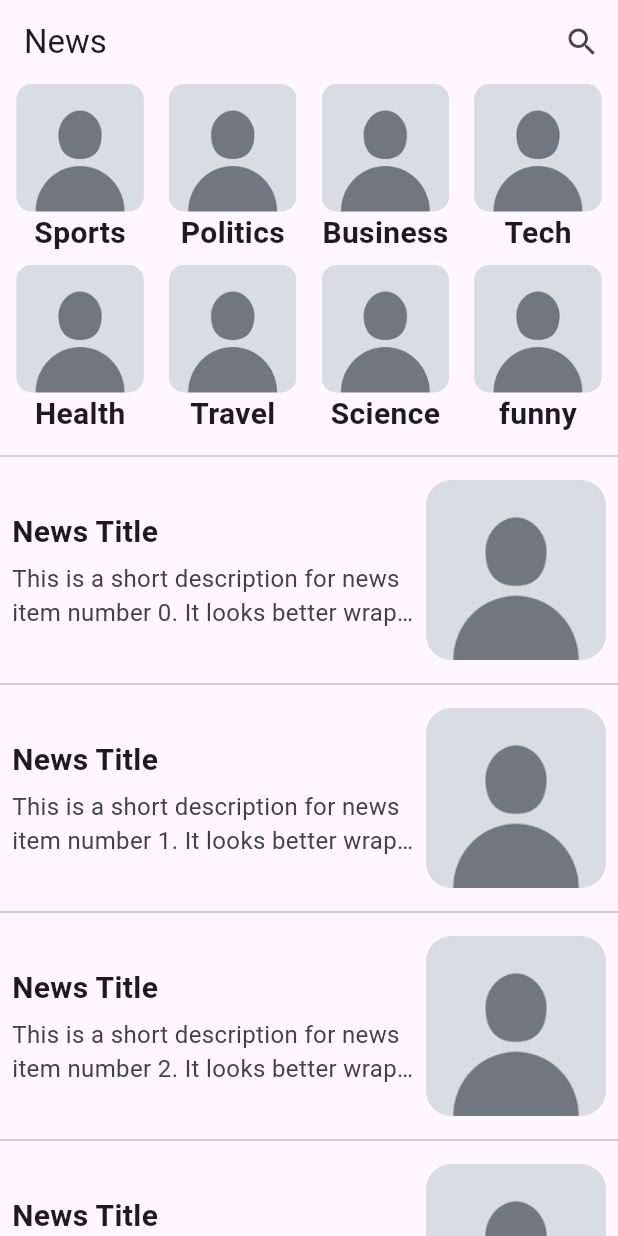
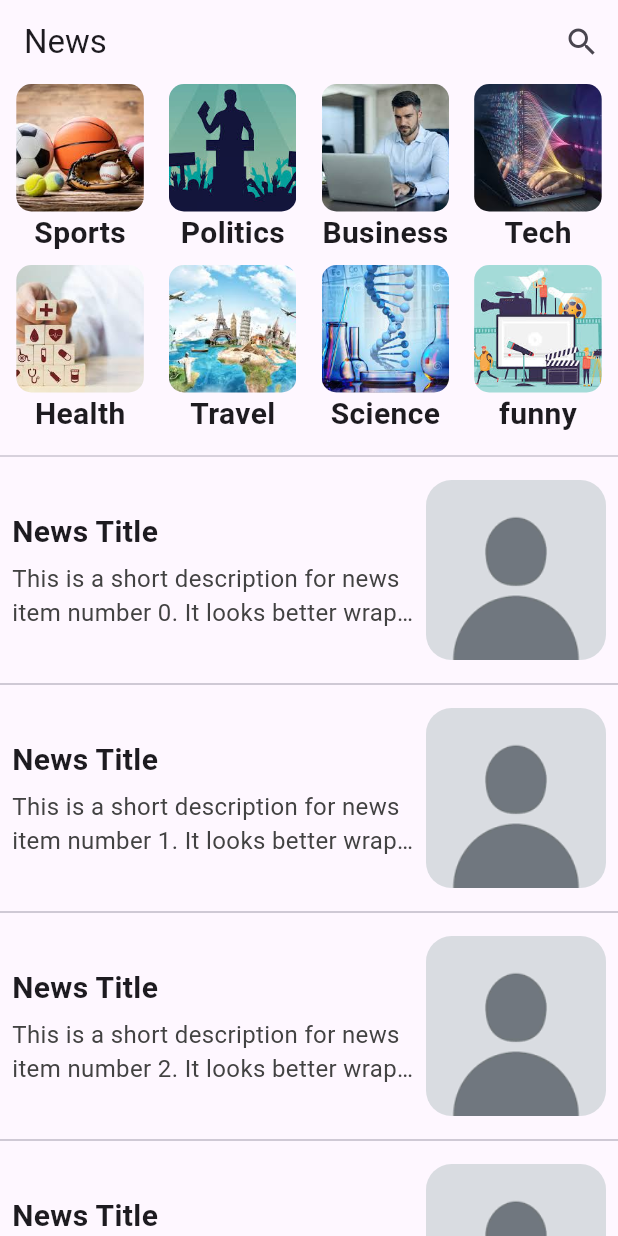
Before and after one commit to M7M00Dz/flutter_application_1, a Flutter app: the screen it shows after launch, on a phone screen of 412 x 824 dp. Run offline on Flutter 3.47's test engine with Material 3 defaults, Android fonts, the phone set to English and light mode, and no system bars.

Commit message:
creat custom grid view

```diff
--- /dev/null
+++ b/lib/Custom_GridView.dart
@@ -0,0 +1,79 @@
+import 'package:flutter/material.dart';
+import 'package:flutter_application_1/CategoryNewsScreen.dart';
+
+class Custom_GridView extends StatelessWidget {
+  Custom_GridView({super.key});
+
+  final List<String> categories = [
+    "Sports",
+    "Politics",
+    "Business",
+    "Tech",
+    "Health",
+    "Travel",
+    "Science",
+    "funny",
+  ];
+  final List<String> images = [
+    "assets/img1.jpg",
+    "assets/img2.jpg",
+    "assets/img3.jpg",
+    "assets/img4.jpg",
+    "assets/img5.jpg",
+    "assets/img6.jpg",
+    "assets/img7.jpg",
+    "assets/img8.jpg",
+  ];
+
+  @override
+  Widget build(BuildContext context) {
+    return Padding(
+      padding: const EdgeInsets.fromLTRB(10, 0, 10, 0),
+      child: SizedBox(
+        height: 240,
+        child: GridView.builder(
+          gridDelegate: SliverGridDelegateWithFixedCrossAxisCount(
+            crossAxisCount: 4,
+            mainAxisSpacing: 5,
+            crossAxisSpacing: 15,
+            childAspectRatio: 0.75,
+          ),
+          itemBuilder: (context, index) => GestureDetector(
+            onTap: () {
+              Navigator.push(
+                context,
+                MaterialPageRoute(
+                  builder: (context) =>
+                      CategoryNewsScreen(category: categories[index]),
+                ),
+              );
+            },
+            child: Column(
+              children: [
+                Container(
+                  height: 85,
+                  width: 85,
+                  decoration: BoxDecoration(
+                    borderRadius: BorderRadius.circular(10),
+                    image: DecorationImage(
+                      image: AssetImage(images[index]),
+                      fit: BoxFit.cover,
+                    ),
+                  ),
+                ),
+                Text(
+                  categories[index],
+                  style: TextStyle(fontWeight: FontWeight.bold, fontSize: 20),
+                ),
+              ],
+            ),
+          ),
+
+          itemCount: 8,
+          shrinkWrap: true,
+          physics: NeverScrollableScrollPhysics(),
+        ),
+      ),
+    );
+  }
+}
--- a/lib/main.dart
+++ b/lib/main.dart
@@ -1,5 +1,6 @@
 import 'package:flutter/material.dart';
 import 'package:flutter_application_1/CategoryNewsScreen.dart';
+import 'package:flutter_application_1/Custom_GridView.dart';
 
 void main() {
   runApp(NewsApp());
@@ -12,10 +13,7 @@ void main() {
 class NewsApp extends StatelessWidget {
    NewsApp({Key? key}) : super(key: key);
 
-  final List<String> categories = [
-  "Sports", "Politics", "Business", "Tech",
-  "Health", "Travel", "Science", "funny",
-];
+
 
   @override
   Widget build(BuildContext context) {
@@ -33,51 +31,7 @@ class NewsApp extends StatelessWidget {
         body: SafeArea(
           child: Column(
             children: [
-              Padding(
-                padding: const EdgeInsets.fromLTRB(10, 0, 10, 0),
-                child: SizedBox(
-                  height: 240,
-                  child: GridView.builder(
-                    gridDelegate: SliverGridDelegateWithFixedCrossAxisCount(
-                      crossAxisCount: 4,
-                      mainAxisSpacing: 5,
-                      crossAxisSpacing: 15,
-                      childAspectRatio: 0.75,
-                    ),
-                    itemBuilder: (context, index) =>
-                    GestureDetector(onTap: () {
-                      Navigator.push(context, MaterialPageRoute(builder: (context) => CategoryNewsScreen(category: categories[index],)));
-                    },
-                      child: Column(
-                        children: [
-                          Container(
-                            height: 85,
-                            width: 85,
-                            decoration: BoxDecoration(
-                              borderRadius: BorderRadius.circular(10),
-                              image: DecorationImage(
-                                image: AssetImage("assets/image.png"),
-                                fit: BoxFit.cover,
-                              ),
-                            ),
-                          ),
-                           Text(
-                            categories[index],
-                            style: TextStyle(
-                              fontWeight: FontWeight.bold,
-                              fontSize: 20,
-                            ),
-                          ),
-                        ],
-                      ),
-                    ),
-
-                    itemCount: 8,
-                    shrinkWrap: true,
-                    physics: NeverScrollableScrollPhysics(),
-                  ),
-                ),
-              ),
+              Custom_GridView(),
 
               Divider(thickness: 1),
 
```
Also changed, not shown: pubspec.yaml (+9 -1 lines), assets/bg.jpg (deleted), assets/img1.jpg (added), assets/img2.jpg (added), assets/img3.jpg (added), assets/img4.jpg (added), assets/img5.jpg (added), assets/img6.jpg (added), assets/img7.jpg (added), assets/img8.jpg (added).
